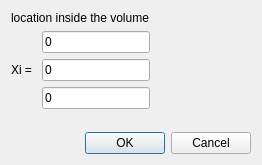
This is src/libengrid/guicreatehexcore.ui in enGits/engrid as Qt 5 draws it before an edit. The edited form follows.
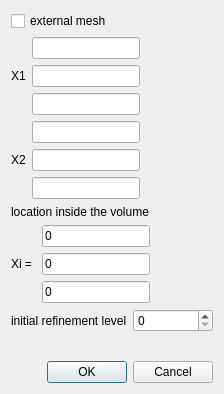
This is the edited form.

Commit message: started support for external hex "core" grids

Diff of the .ui file:
```diff
--- a/src/libengrid/guicreatehexcore.ui
+++ b/src/libengrid/guicreatehexcore.ui
@@ -6,14 +6,95 @@
    <rect>
     <x>0</x>
     <y>0</y>
-    <width>262</width>
-    <height>165</height>
+    <width>224</width>
+    <height>394</height>
    </rect>
   </property>
   <property name="windowTitle">
    <string>Dialog</string>
   </property>
   <layout class="QVBoxLayout" name="verticalLayout_4">
+   <item>
+    <widget class="QCheckBox" name="checkBoxExternalMesh">
+     <property name="text">
+      <string>external mesh</string>
+     </property>
+    </widget>
+   </item>
+   <item>
+    <layout class="QHBoxLayout" name="horizontalLayoutX1">
+     <item>
+      <widget class="QLabel" name="label_2">
+       <property name="text">
+        <string>X1</string>
+       </property>
+      </widget>
+     </item>
+     <item>
+      <layout class="QVBoxLayout" name="verticalLayout">
+       <item>
+        <widget class="QLineEdit" name="lineEditX1"/>
+       </item>
+       <item>
+        <widget class="QLineEdit" name="lineEditY1"/>
+       </item>
+       <item>
+        <widget class="QLineEdit" name="lineEditZ1"/>
+       </item>
+      </layout>
+     </item>
+     <item>
+      <spacer name="horizontalSpacer_2">
+       <property name="orientation">
+        <enum>Qt::Horizontal</enum>
+       </property>
+       <property name="sizeHint" stdset="0">
+        <size>
+         <width>40</width>
+         <height>20</height>
+        </size>
+       </property>
+      </spacer>
+     </item>
+    </layout>
+   </item>
+   <item>
+    <layout class="QHBoxLayout" name="horizontalLayout_2">
+     <item>
+      <widget class="QLabel" name="label_4">
+       <property name="text">
+        <string>X2</string>
+       </property>
+      </widget>
+     </item>
+     <item>
+      <layout class="QVBoxLayout" name="verticalLayout_2">
+       <item>
+        <widget class="QLineEdit" name="lineEditX2"/>
+       </item>
+       <item>
+        <widget class="QLineEdit" name="lineEditY2"/>
+       </item>
+       <item>
+        <widget class="QLineEdit" name="lineEditZ2"/>
+       </item>
+      </layout>
+     </item>
+     <item>
+      <spacer name="horizontalSpacer_3">
+       <property name="orientation">
+        <enum>Qt::Horizontal</enum>
+       </property>
+       <property name="sizeHint" stdset="0">
+        <size>
+         <width>40</width>
+         <height>20</height>
+        </size>
+       </property>
+      </spacer>
+     </item>
+    </layout>
+   </item>
    <item>
     <widget class="QLabel" name="label">
      <property name="text">
@@ -74,6 +155,24 @@
      </item>
     </layout>
    </item>
+   <item>
+    <layout class="QHBoxLayout" name="horizontalLayout">
+     <item>
+      <widget class="QLabel" name="label_5">
+       <property name="text">
+        <string>initial refinement level</string>
+       </property>
+      </widget>
+     </item>
+     <item>
+      <widget class="QSpinBox" name="spinBoxRefinemet">
+       <property name="maximum">
+        <number>8</number>
+       </property>
+      </widget>
+     </item>
+    </layout>
+   </item>
    <item>
     <spacer name="verticalSpacer">
      <property name="orientation">
```
Left out of the diff: 16 changed lines with no effect on the pictures. The commit also changes 1 other file.
